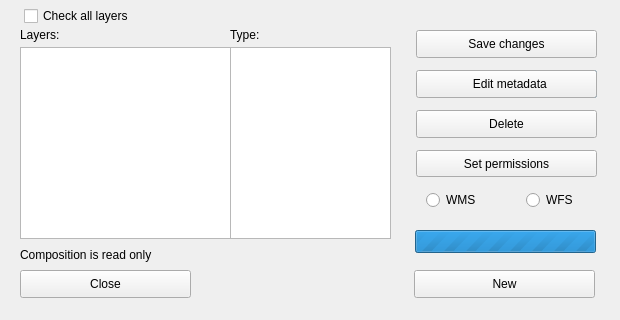
Qt form dlg_currentComposition.ui (LESPROJEKT/qgis-layman-plugin) before a commit.
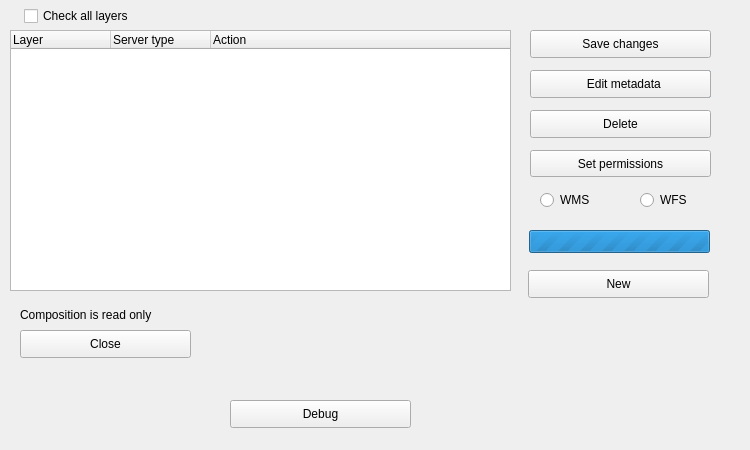
The same form after that commit.

Commit message: treewidget current map

```diff
--- a/dlg_currentComposition.ui
+++ b/dlg_currentComposition.ui
@@ -9,20 +9,20 @@
    <rect>
     <x>0</x>
     <y>0</y>
-    <width>620</width>
-    <height>320</height>
+    <width>750</width>
+    <height>450</height>
    </rect>
   </property>
   <property name="minimumSize">
    <size>
-    <width>620</width>
-    <height>320</height>
+    <width>750</width>
+    <height>450</height>
    </size>
   </property>
   <property name="maximumSize">
    <size>
-    <width>620</width>
-    <height>320</height>
+    <width>750</width>
+    <height>450</height>
    </size>
   </property>
   <property name="windowTitle">
@@ -31,7 +31,7 @@
   <widget class="QPushButton" name="pushButton_close">
    <property name="geometry">
     <rect>
-     <x>426</x>
+     <x>540</x>
      <y>70</y>
      <width>171</width>
      <height>28</height>
@@ -55,7 +55,7 @@
    <property name="geometry">
     <rect>
      <x>20</x>
-     <y>270</y>
+     <y>330</y>
      <width>171</width>
      <height>28</height>
     </rect>
@@ -67,7 +67,7 @@
   <widget class="QPushButton" name="pushButton_new">
    <property name="geometry">
     <rect>
-     <x>414</x>
+     <x>528</x>
      <y>270</y>
      <width>181</width>
      <height>28</height>
@@ -81,7 +81,7 @@
    <property name="geometry">
     <rect>
      <x>20</x>
-     <y>247</y>
+     <y>307</y>
      <width>211</width>
      <height>16</height>
     </rect>
@@ -93,7 +93,7 @@
   <widget class="QPushButton" name="pushButton_editMeta">
    <property name="geometry">
     <rect>
-     <x>416</x>
+     <x>530</x>
      <y>70</y>
      <width>181</width>
      <height>28</height>
@@ -106,7 +106,7 @@
   <widget class="QPushButton" name="pushButton_save">
    <property name="geometry">
     <rect>
-     <x>416</x>
+     <x>530</x>
      <y>30</y>
      <width>181</width>
      <height>28</height>
@@ -122,7 +122,7 @@
    </property>
    <property name="geometry">
     <rect>
-     <x>415</x>
+     <x>529</x>
      <y>230</y>
      <width>181</width>
      <height>23</height>
@@ -151,7 +151,7 @@
   <widget class="QPushButton" name="pushButton_delete">
    <property name="geometry">
     <rect>
-     <x>416</x>
+     <x>530</x>
      <y>110</y>
      <width>181</width>
      <height>28</height>
@@ -164,7 +164,7 @@
   <widget class="QRadioButton" name="radioButton_wms">
    <property name="geometry">
     <rect>
-     <x>426</x>
+     <x>540</x>
      <y>190</y>
      <width>95</width>
      <height>20</height>
@@ -177,7 +177,7 @@
   <widget class="QRadioButton" name="radioButton_wfs">
    <property name="geometry">
     <rect>
-     <x>526</x>
+     <x>640</x>
      <y>190</y>
      <width>95</width>
      <height>20</height>
@@ -226,7 +226,7 @@
   <widget class="QPushButton" name="pushButton_setPermissions">
    <property name="geometry">
     <rect>
-     <x>416</x>
+     <x>530</x>
      <y>150</y>
      <width>181</width>
      <height>27</height>
@@ -252,8 +252,8 @@
   <widget class="QPushButton" name="pushButton_debug">
    <property name="geometry">
     <rect>
-     <x>210</x>
-     <y>330</y>
+     <x>230</x>
+     <y>400</y>
      <width>181</width>
      <height>28</height>
     </rect>
@@ -262,6 +262,31 @@
     <string>Debug</string>
    </property>
   </widget>
+  <widget class="QTreeWidget" name="treeWidget_layers">
+   <property name="geometry">
+    <rect>
+     <x>10</x>
+     <y>30</y>
+     <width>501</width>
+     <height>261</height>
+    </rect>
+   </property>
+   <column>
+    <property name="text">
+     <string>Layer</string>
+    </property>
+   </column>
+   <column>
+    <property name="text">
+     <string>Server type</string>
+    </property>
+   </column>
+   <column>
+    <property name="text">
+     <string>Action</string>
+    </property>
+   </column>
+  </widget>
  </widget>
  <resources/>
  <connections/>
```
The commit also changes 3 other files.
